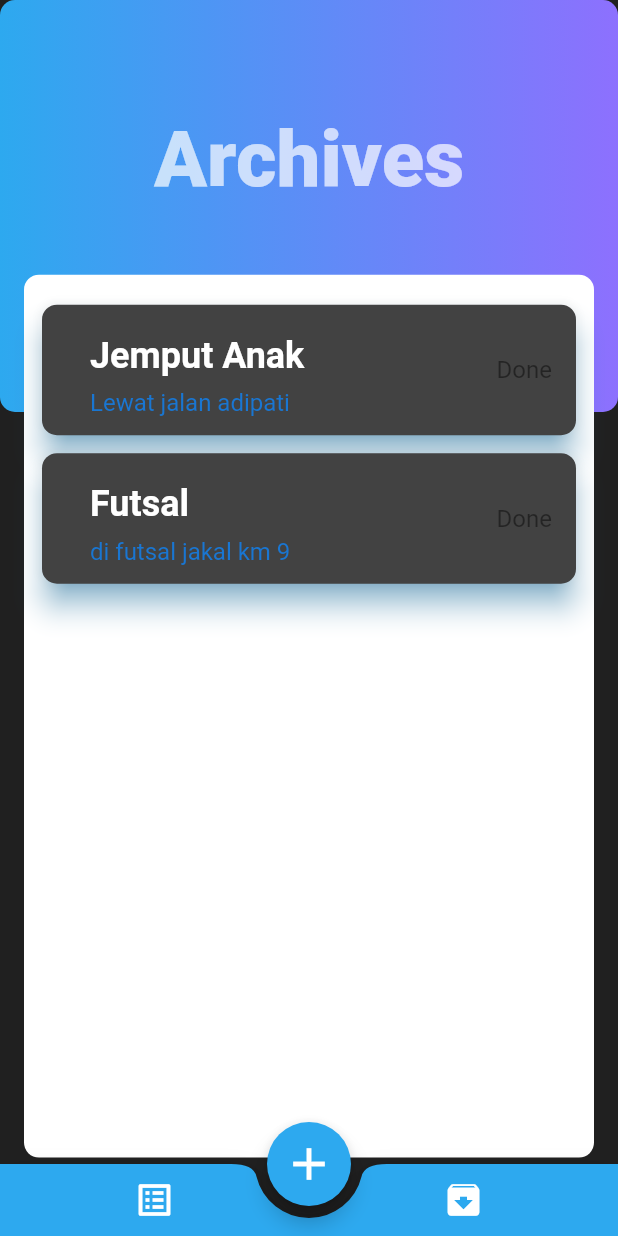
After one commit to Rafaelveloso11/smartcity, a Flutter app: the HomeScreen screen opened directly, after a tap on the "archive" icon, on a phone screen of 412 x 824 dp. The commit adds this screen. Run offline on Flutter 3.47's test engine with Material 2 defaults, Android fonts, the phone set to English and light mode, and no system bars; drawn by our look-alikes of flutter_slidable.

Commit message:
Criação da Home

```diff
--- /dev/null
+++ b/lib/archive_page.dart
@@ -0,0 +1,166 @@
+import 'package:flutter/material.dart';
+import 'package:smartcity/home_screen.dart';
+import 'package:smartcity/widget/card_widget.dart';
+import 'package:smartcity/widget/form_widget.dart';
+
+import 'model/task.dart';
+
+class ArchivePage extends StatefulWidget {
+  const ArchivePage({Key? key}) : super(key: key);
+
+  @override
+  State<ArchivePage> createState() => _HomeScreenState();
+}
+
+class _HomeScreenState extends State<ArchivePage> {
+  @override
+  Widget build(BuildContext context) {
+    final size = MediaQuery.of(context).size;
+    final newList = listTask.where((element) => element.isDone).toList();
+    return Scaffold(
+      body: SizedBox(
+        width: size.width,
+        height: size.height,
+        child: Stack(
+          children: [
+            Positioned(
+              child: Container(
+                width: size.width,
+                height: size.height / 3,
+                decoration: const BoxDecoration(
+                  borderRadius: BorderRadius.horizontal(
+                    left: Radius.circular(10),
+                    right: Radius.circular(10),
+                  ),
+                  gradient: LinearGradient(
+                    colors: [
+                      Color(0xff8d70fe),
+                      Color(0xff2da9ef),
+                    ],
+                    begin: Alignment.centerRight,
+                    end: Alignment.centerLeft,
+                  ),
+                ),
+                child: Column(
+                  crossAxisAlignment: CrossAxisAlignment.start,
+                  children: const [
+                    SizedBox(
+                      height: 60,
+                    ),
+                    // Center(
+                    //   child: Text(
+                    //     'Todo App',
+                    //     style: TextStyle(
+                    //       color: Colors.white,
+                    //       fontSize: 36,
+                    //       fontWeight: FontWeight.bold,
+                    //     ),
+                    //   ),
+                    // ),
+                    SizedBox(
+                      height: 16,
+                    ),
+                    Center(
+                      child: Text(
+                        'Archives',
+                        style: TextStyle(
+                            color: Colors.white70,
+                            fontSize: 52,
+                            fontWeight: FontWeight.w800),
+                      ),
+                    )
+                  ],
+                ),
+              ),
+            ),
+            Positioned(
+              top: size.height / 4.5,
+              left: 16,
+              child: Container(
+                width: size.width - 32,
+                height: size.height / 1.4,
+                decoration: const BoxDecoration(
+                  color: Colors.white,
+                  borderRadius: BorderRadius.horizontal(
+                    left: Radius.circular(10),
+                    right: Radius.circular(10),
+                  ),
+                ),
+                child: Padding(
+                  padding: const EdgeInsets.all(8),
+                  child: ListView.separated(
+                    padding: const EdgeInsets.only(
+                      top: 8,
+                    ),
+                    itemBuilder: (context, index) {
+                      return CardWidget(
+                        task: newList[index],
+                      );
+                    },
+                    itemCount: newList.length,
+                    separatorBuilder: (context, index) {
+                      return const SizedBox(
+                        height: 4,
+                      );
+                    },
+                  ),
+                ),
+              ),
+            ),
+          ],
+        ),
+      ),
+      bottomNavigationBar: BottomAppBar(
+        color: const Color(0xff2da9ef),
+        shape: const CircularNotchedRectangle(),
+        notchMargin: 8,
+        child: Row(
+          mainAxisSize: MainAxisSize.max,
+          mainAxisAlignment: MainAxisAlignment.spaceAround,
+          children: [
+            IconButton(
+              onPressed: () {
+                Navigator.of(context).push(
+                  MaterialPageRoute(
+                    builder: (_) {
+                      return const HomeScreen();
+                    },
+                  ),
+                );
+              },
+              icon: const Icon(
+                Icons.list_alt_outlined,
+                color: Colors.white,
+                size: 28,
+              ),
+            ),
+            IconButton(
+              onPressed: () {},
+              icon: const Icon(
+                Icons.archive_rounded,
+                color: Colors.white,
+                size: 28,
+              ),
+            ),
+          ],
+        ),
+      ),
+      floatingActionButton: FloatingActionButton(
+        onPressed: () {
+          showDialog(
+              context: context,
+              builder: (context) {
+                return const FormWidget();
+              });
+        },
+        backgroundColor: const Color(0xff2da9ef),
+        foregroundColor: const Color(0xffffffff),
+        child: const Icon(
+          Icons.add,
+          size: 36,
+        ),
+      ),
+      floatingActionButtonLocation: FloatingActionButtonLocation.centerDocked,
+    );
+  }
+}
--- /dev/null
+++ b/lib/home_screen.dart
@@ -0,0 +1,181 @@
+import 'package:flutter/material.dart';
+
+import 'package:smartcity/model/task.dart';
+import 'package:smartcity/widget/card_widget.dart';
+import 'package:smartcity/widget/form_widget.dart';
+
+import 'archive_page.dart';
+
+class HomeScreen extends StatefulWidget {
+  const HomeScreen({Key? key}) : super(key: key);
+
+  @override
+  State<HomeScreen> createState() => _HomeScreenState();
+}
+
+class _HomeScreenState extends State<HomeScreen> {
+  final newList = listTask.where((element) => !element.isDone).toList();
+  @override
+  Widget build(BuildContext context) {
+    final size = MediaQuery.of(context).size;
+    return Scaffold(
+      body: SizedBox(
+        width: size.width,
+        height: size.height,
+        child: Stack(
+          children: [
+            Positioned(
+              child: Container(
+                width: size.width,
+                height: size.height / 3,
+                decoration: const BoxDecoration(
+                  borderRadius: BorderRadius.horizontal(
+                    left: Radius.circular(10),
+                    right: Radius.circular(10),
+                  ),
+                  gradient: LinearGradient(
+                    colors: [
+                      Color(0xff8d70fe),
+                      Color(0xff2da9ef),
+                    ],
+                    begin: Alignment.centerRight,
+                    end: Alignment.centerLeft,
+                  ),
+                ),
+                child: Column(
+                  children: const [
+                    SizedBox(
+                      height: 60,
+                    ),
+                    Text(
+                      'Todo App',
+                      style: TextStyle(
+                        color: Colors.white,
+                        fontSize: 36,
+                        fontWeight: FontWeight.bold,
+                      ),
+                    ),
+                    SizedBox(
+                      height: 8,
+                    ),
+                    ListTile(
+                      leading: Text(
+                        '26',
+                        style: TextStyle(
+                          fontSize: 52,
+                          color: Colors.amber,
+                        ),
+                      ),
+                      title: Padding(
+                        padding: EdgeInsets.symmetric(vertical: 4.0),
+                        child: Text(
+                          'Agustus',
+                          style: TextStyle(
+                            fontSize: 24,
+                            color: Colors.white,
+                          ),
+                        ),
+                      ),
+                      subtitle: Text(
+                        '2022',
+                        style: TextStyle(
+                          fontSize: 16,
+                          color: Colors.white,
+                        ),
+                      ),
+                    ),
+                  ],
+                ),
+              ),
+            ),
+            Positioned(
+              top: size.height / 4.5,
+              left: 16,
+              child: Container(
+                width: size.width - 32,
+                height: size.height / 1.4,
+                decoration: const BoxDecoration(
+                  color: Colors.white,
+                  borderRadius: BorderRadius.horizontal(
+                    left: Radius.circular(10),
+                    right: Radius.circular(10),
+                  ),
+                ),
+                child: Padding(
+                  padding: const EdgeInsets.all(8),
+                  child: ListView.separated(
+                    padding: const EdgeInsets.only(
+                      top: 8,
+                    ),
+                    itemBuilder: (context, index) {
+                      return CardWidget(
+                        task: newList[index],
+                      );
+                    },
+                    itemCount: newList.length,
+                    separatorBuilder: (context, index) {
+                      return const SizedBox(
+                        height: 4,
+                      );
+                    },
+                  ),
+                ),
+              ),
+            ),
+          ],
+        ),
+      ),
+      bottomNavigationBar: BottomAppBar(
+        color: const Color(0xff2da9ef),
+        shape: const CircularNotchedRectangle(),
+        notchMargin: 8,
+        child: Row(
+          mainAxisSize: MainAxisSize.max,
+          mainAxisAlignment: MainAxisAlignment.spaceAround,
+          children: [
+            IconButton(
+              onPressed: () {},
+              icon: const Icon(
+                Icons.list_alt_rounded,
+                color: Colors.white,
+                size: 28,
+              ),
+            ),
+            IconButton(
+              onPressed: () {
+                Navigator.of(context).push(
+                  MaterialPageRoute(
+                    builder: (_) {
+                      return const ArchivePage();
+                    },
+                  ),
+                );
+              },
+              icon: const Icon(
+                Icons.archive_outlined,
+                color: Colors.white,
+                size: 28,
+              ),
+            ),
+          ],
+        ),
+      ),
+      floatingActionButton: FloatingActionButton(
+        onPressed: () {
+          showDialog(
+              context: context,
+              builder: (context) {
+                return const FormWidget();
+              });
+        },
+        backgroundColor: const Color(0xff2da9ef),
+        foregroundColor: const Color(0xffffffff),
+        child: const Icon(
+          Icons.add,
+          size: 36,
+        ),
+      ),
+      floatingActionButtonLocation: FloatingActionButtonLocation.centerDocked,
+    );
+  }
+}
--- /dev/null
+++ b/lib/model/task.dart
@@ -0,0 +1,64 @@
+class Task {
+  final String taskName;
+  final String description;
+  final DateTime taskTime;
+  final bool isDone;
+
+  Task(
+    this.taskName,
+    this.description,
+    this.taskTime,
+    this.isDone,
+  );
+}
+
+List<Task> listTask = [
+  Task(
+    'Olahraga',
+    'Senam 30 menit',
+    DateTime(2022, 9, 26, 7, 30),
+    false,
+  ),
+  Task(
+    'Meeting Client',
+    'Janjian di Kopi Kenangan',
+    DateTime(2022, 9, 26, 10, 00),
+    false,
+  ),
+  Task(
+    'Beli Bakso',
+    'Bakso pak granat',
+    DateTime(2022, 9, 26, 12, 30),
+    false,
+  ),
+  Task(
+    'Beli Bensin',
+    'Isi Pertamax 500rb',
+    DateTime(2022, 9, 26, 15, 30),
+    false,
+  ),
+  Task(
+    'Ambil Uang',
+    'Mampir di atm indomaret',
+    DateTime(2022, 9, 26, 17),
+    false,
+  ),
+  Task(
+    'Ketemu temen',
+    'Ambil Motor yg dipinjem',
+    DateTime(2022, 9, 26, 19),
+    false,
+  ),
+  Task(
+    'Jemput Anak',
+    'Lewat jalan adipati',
+    DateTime(2022, 9, 26, 11),
+    true,
+  ),
+  Task(
+    'Futsal',
+    'di futsal jakal km 9',
+    DateTime(2022, 9, 26, 20),
+    true,
+  ),
+];
--- a/lib/signin_screen.dart
+++ b/lib/signin_screen.dart
@@ -1,6 +1,7 @@
 import 'package:flutter/material.dart';
 import 'package:flutter/rendering.dart';
 import 'package:smartcity/constants.dart';
+import 'package:smartcity/home_screen.dart';
 
 class SignInScreen extends StatelessWidget {
   const SignInScreen({Key? key}) : super(key: key);
@@ -114,12 +115,20 @@ class SignInScreen extends StatelessWidget {
                             Container(
                                 padding: const EdgeInsets.all(16),
                                 decoration: const BoxDecoration(
-                                  shape: BoxShape.circle, color: kPrimaryColor),
+                                    shape: BoxShape.circle,
+                                    color: kPrimaryColor),
+                                child: GestureDetector(
+                                  onTap: () {
+                                    Navigator.push(context,
+                                        MaterialPageRoute(builder: (context) {
+                                      return const HomeScreen();
+                                    }));
+                                  },
                                   child: const Icon(
                                     Icons.arrow_forward,
                                     color: Colors.black,
                                   ),
-                            )
+                                ))
                           ],
                         ),
                       )
--- /dev/null
+++ b/lib/widget/card_widget.dart
@@ -0,0 +1,94 @@
+import 'package:flutter/material.dart';
+import 'package:flutter_slidable/flutter_slidable.dart';
+import 'package:intl/intl.dart';
+
+import '../model/task.dart';
+
+class CardWidget extends StatelessWidget {
+  final Task task;
+  const CardWidget({
+    Key? key,
+    required this.task,
+  }) : super(key: key);
+
+  @override
+  Widget build(BuildContext context) {
+    return Slidable(
+      key: const ValueKey(0),
+      startActionPane: ActionPane(
+        motion: const ScrollMotion(),
+        dismissible: DismissiblePane(onDismissed: () {}),
+        children: [
+          const SizedBox(
+            width: 2,
+          ),
+          SlidableAction(
+            borderRadius: BorderRadius.circular(16),
+            onPressed: (_) {},
+            backgroundColor: const Color(0xff2da9ef),
+            foregroundColor: Colors.white,
+            icon: Icons.done_outline_rounded,
+            label: 'Done',
+          ),
+          const SizedBox(
+            width: 2,
+          ),
+          SlidableAction(
+            borderRadius: BorderRadius.circular(16),
+            onPressed: (_) {},
+            backgroundColor: const Color(0xFFFE4A49),
+            foregroundColor: Colors.white,
+            icon: Icons.delete,
+            label: 'Remove',
+          ),
+        ],
+      ),
+      child: Card(
+        elevation: 8,
+        shadowColor: const Color(0xff2da9ef),
+        shape: RoundedRectangleBorder(
+          borderRadius: BorderRadius.circular(
+            10,
+          ),
+        ),
+        child: ListTile(
+          contentPadding: const EdgeInsets.symmetric(
+            vertical: 8,
+            horizontal: 16,
+          ),
+          minLeadingWidth: task.isDone ? 0 : 2,
+          leading: task.isDone
+              ? const SizedBox()
+              : Container(
+                  width: 2,
+                  color: const Color(0xff2da9ef),
+                ),
+          title: Padding(
+            padding: const EdgeInsets.symmetric(vertical: 8.0),
+            child: Text(
+              task.taskName,
+              style: const TextStyle(
+                fontSize: 24,
+                fontWeight: FontWeight.bold,
+              ),
+            ),
+          ),
+          subtitle: Text(
+            task.description,
+            style: TextStyle(
+              color: Colors.blue.shade700,
+              fontSize: 16,
+            ),
+          ),
+          trailing: Text(
+            task.isDone ? 'Done' : DateFormat('hh:mm a').format(task.taskTime),
+            style: const TextStyle(
+              color: Colors.black45,
+              fontSize: 16,
+            ),
+          ),
+        ),
+      ),
+    );
+  }
+}
--- /dev/null
+++ b/lib/widget/form_widget.dart
@@ -0,0 +1,110 @@
+import 'package:flutter/material.dart';
+
+class FormWidget extends StatefulWidget {
+  const FormWidget({Key? key}) : super(key: key);
+
+  @override
+  State<FormWidget> createState() => _FormWidgetState();
+}
+
+class _FormWidgetState extends State<FormWidget> {
+  @override
+  Widget build(BuildContext context) {
+    return AlertDialog(
+      shape: RoundedRectangleBorder(
+        borderRadius: BorderRadius.circular(
+          16,
+        ),
+      ),
+      title: const Text('New Task'),
+      content: SizedBox(
+        child: Column(
+          mainAxisSize: MainAxisSize.min,
+          children: [
+            TextField(
+              decoration: InputDecoration(
+                enabledBorder: OutlineInputBorder(
+                  borderSide: const BorderSide(width: 2, color: Colors.grey),
+                  borderRadius: BorderRadius.circular(10),
+                ),
+                focusedBorder: OutlineInputBorder(
+                  borderSide: const BorderSide(width: 2, color: Colors.grey),
+                  borderRadius: BorderRadius.circular(10),
+                ),
+                hintText: 'Task',
+                hintStyle: const TextStyle(
+                  color: Colors.grey,
+                ),
+              ),
+            ),
+            const SizedBox(
+              height: 12,
+            ),
+            TextField(
+              decoration: InputDecoration(
+                enabledBorder: OutlineInputBorder(
+                  borderSide: const BorderSide(width: 2, color: Colors.grey),
+                  borderRadius: BorderRadius.circular(10),
+                ),
+                focusedBorder: OutlineInputBorder(
+                  borderSide: const BorderSide(width: 2, color: Colors.grey),
+                  borderRadius: BorderRadius.circular(10),
+                ),
+                hintText: 'Sub Task',
+                hintStyle: const TextStyle(
+                  color: Colors.grey,
+                ),
+              ),
+            ),
+            const SizedBox(
+              height: 12,
+            ),
+            TextField(
+              decoration: InputDecoration(
+                suffixIcon: Icon(
+                  Icons.calendar_month,
+                  color: Colors.grey.shade900,
+                ),
+                enabledBorder: OutlineInputBorder(
+                  borderSide: const BorderSide(width: 2, color: Colors.grey),
+                  borderRadius: BorderRadius.circular(10),
+                ),
+                focusedBorder: OutlineInputBorder(
+                  borderSide: const BorderSide(width: 2, color: Colors.grey),
+                  borderRadius: BorderRadius.circular(10),
+                ),
+                hintText: 'Time',
+                hintStyle: const TextStyle(
+                  color: Colors.grey,
+                ),
+              ),
+            )
+          ],
+        ),
+      ),
+      actions: [
+        Padding(
+          padding: const EdgeInsets.symmetric(horizontal: 16.0),
+          child: ElevatedButton(
+            style: ElevatedButton.styleFrom(
+              shape: RoundedRectangleBorder(
+                borderRadius: BorderRadius.circular(16),
+              ),
+              primary: const Color(0xff2da9ef),
+            ),
+            onPressed: () {
+              Navigator.of(context).pop();
+            },
+            child: const Text(
+              'Add',
+              style: TextStyle(
+                color: Colors.white,
+                fontSize: 16,
+              ),
+            ),
+          ),
+        ),
+      ],
+    );
+  }
+}
```
Also changed, not shown: pubspec.yaml (+3 -4 lines), lib/signup_screen.dart (added), pubspec.lock. Lines whose indentation alone changed are shown as unchanged.
